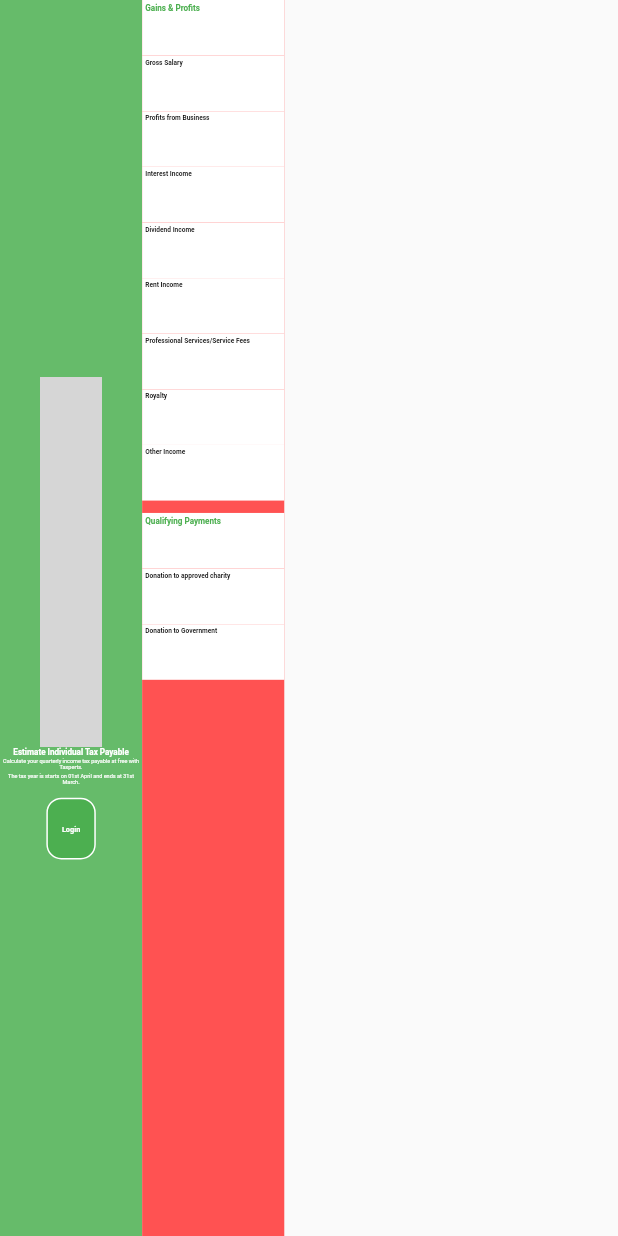
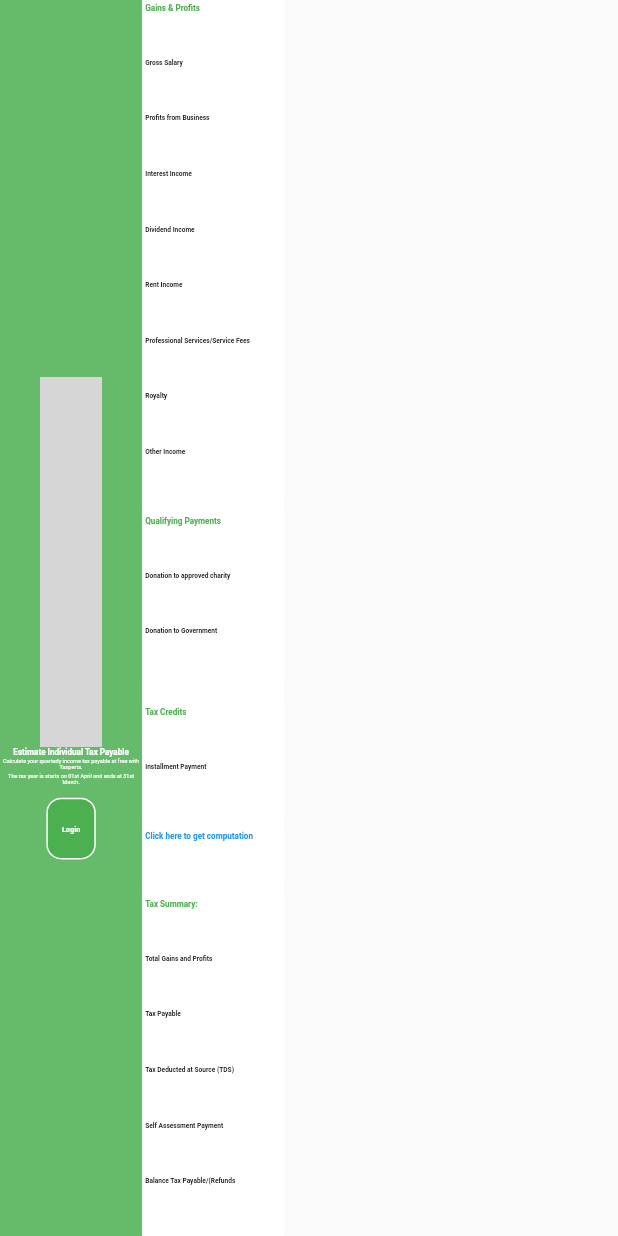
Before and after one commit to CBS-Developments/Taxpert-App-UI, a Flutter app: the DesktopScaffold screen opened directly, on a phone screen of 412 x 824 dp. Run offline on Flutter 3.47's test engine with Material 2 defaults, Android fonts, the phone set to English and light mode, and no system bars; missing offline and left inert: pattern_formatter; grey boxes are pictures that could not be loaded.

Commit message:
Text Containers Added

```diff
--- a/taxpert_app_ui/lib/methods/sizes.dart
+++ b/taxpert_app_ui/lib/methods/sizes.dart
@@ -46,6 +46,9 @@ double buttonFont(BuildContext context) {
 double MeSizeBoxHeight(BuildContext context){
   return (MediaQuery.of(context).size.height)*0.01;
 }
+double LaSizeBoxHeight(BuildContext context){
+  return (MediaQuery.of(context).size.height)*0.02;
+}
 
 double ImageHeight(BuildContext context) {
   return (getPageHeight(context) * 0.3) ;
--- a/taxpert_app_ui/lib/responsive/desktop_body.dart
+++ b/taxpert_app_ui/lib/responsive/desktop_body.dart
@@ -75,7 +75,7 @@ class _DesktopScaffoldState extends State<DesktopScaffold> {
 
 
           Container(
-            color: Colors.redAccent,
+            color: Colors.white,
             width: TextContWidth(context),
             child: Column(
               children: [
@@ -143,6 +143,68 @@ class _DesktopScaffoldState extends State<DesktopScaffold> {
                     fontSize: getFontMe(context),
                     textColor: Colors.black),
 
+                SizedBox(
+                  height: LaSizeBoxHeight(context),
+                ),
+
+                TextContainer(
+                    childText:'Tax Credits',
+                    fontSize: getFontLarge(context),
+                    textColor: Colors.green),
+
+                TextContainer(
+                    childText:'Installment Payment',
+                    fontSize: getFontMe(context),
+                    textColor: Colors.black),
+
+                SizedBox(
+                  height: MeSizeBoxHeight(context),
+                ),
+
+                GestureDetector(onTap: (){},
+                  child: TextContainer(
+                      childText:'Click here to get computation',
+                      fontSize: getFontLarge(context),
+                      textColor: Colors.blue),
+                ),
+
+                SizedBox(
+                  height: MeSizeBoxHeight(context),
+                ),
+
+                TextContainer(
+                    childText:'Tax Summary:',
+                    fontSize: getFontLarge(context),
+                    textColor: Colors.green),
+
+                TextContainer(
+                    childText:'Total Gains and Profits',
+                    fontSize: getFontMe(context),
+                    textColor: Colors.black),
+
+                TextContainer(
+                    childText:'Tax Payable',
+                    fontSize: getFontMe(context),
+                    textColor: Colors.black),
+
+                TextContainer(
+                    childText:'Tax Deducted at Source (TDS)',
+                    fontSize: getFontMe(context),
+                    textColor: Colors.black),
+
+                TextContainer(
+                    childText:'Self Assessment Payment',
+                    fontSize: getFontMe(context),
+                    textColor: Colors.black),
+
+                TextContainer(
+                    childText:'Balance Tax Payable/(Refunds',
+                    fontSize: getFontMe(context),
+                    textColor: Colors.black),
+
+
+
+
 
 
 
--- a/taxpert_app_ui/lib/responsive/responsive_layout.dart
+++ b/taxpert_app_ui/lib/responsive/responsive_layout.dart
@@ -17,7 +17,7 @@ class ResponsiveLayout extends StatelessWidget {
       builder: (context, constraints) {
         if (constraints.maxWidth < 500) {
           return mobileBody;
-        } else if (constraints.maxWidth < 900) {
+        } else if (constraints.maxWidth < 950) {
           return tabletBody;
         } else {
           return desktopBody;
```
